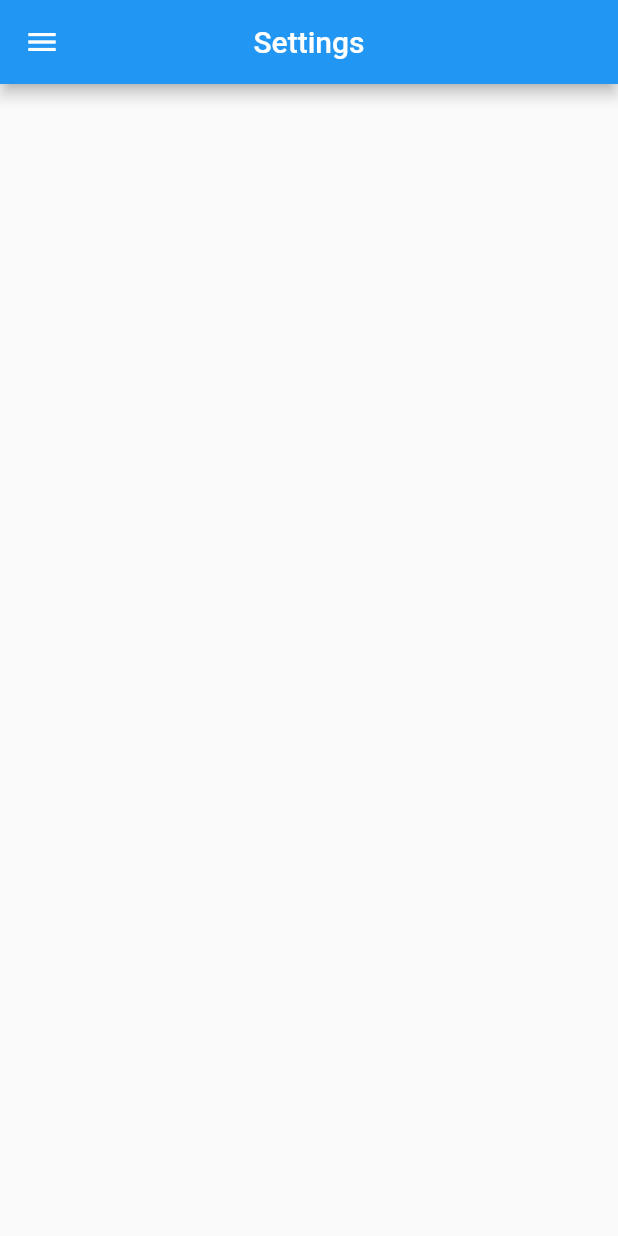
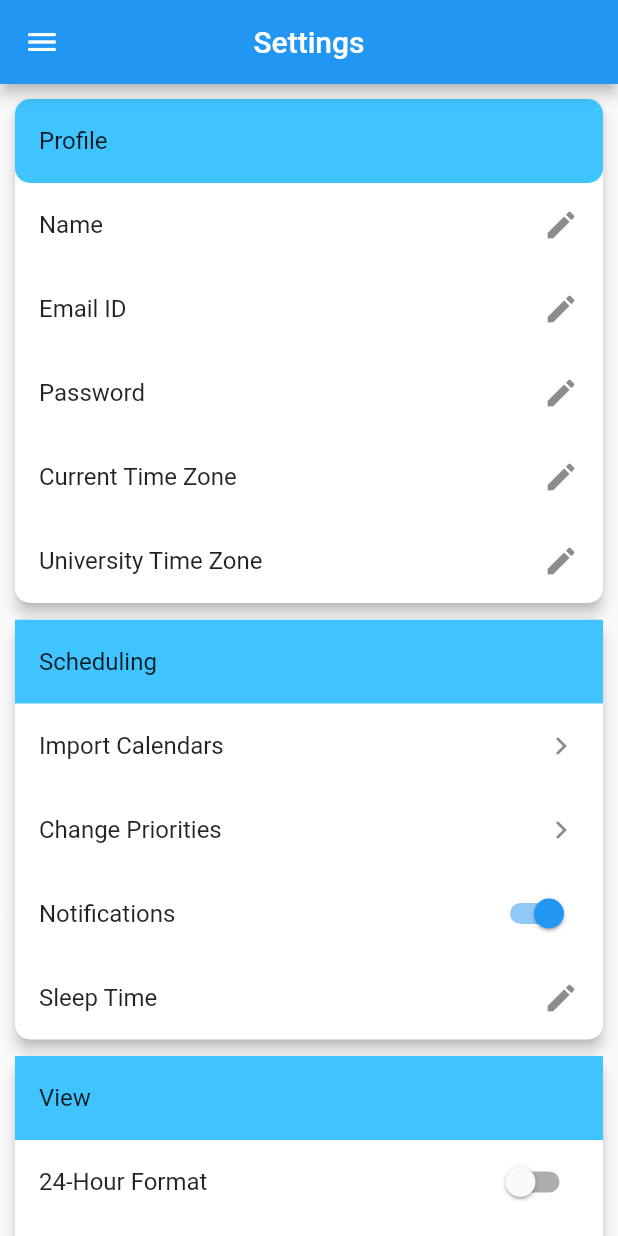
Before and after one commit to vardansaini/Scheduler, a Flutter app: the screen it shows after launch, on a phone screen of 412 x 824 dp. Run offline on Flutter 3.47's test engine with Material 2 defaults, Android fonts, the phone set to English and light mode, and no system bars; our stand-ins replace cloud_firestore, firebase_auth, googleapis_auth, syncfusion_flutter_calendar, table_calendar; missing offline and left inert: dart:html, googleapis; accounts and stored records are empty.

Commit message:
Completed initial version of settings_page

```diff
--- a/frontend/lib/settings_page.dart
+++ b/frontend/lib/settings_page.dart
@@ -20,6 +20,131 @@ class _SettingsPageState extends State<SettingsPage> {
           }
         )
       ),
+      body: SingleChildScrollView(
+        child: Column(
+          children: <Widget>[
+            Card(
+                elevation: 4.0,
+                margin: const EdgeInsets.fromLTRB(10.0, 10.0, 10.0, 1.0),
+                shape: RoundedRectangleBorder(borderRadius: BorderRadius.circular(10.0)),
+             child: Column(
+               children: <Widget>[
+                 ListTile(
+                   title: Text("Profile"),
+                   tileColor: Colors.lightBlueAccent,
+                   shape: RoundedRectangleBorder(borderRadius: BorderRadius.circular(10.0)),
+                 ),
+                 ListTile(
+                   title: Text("Name"),
+                   trailing: Icon(Icons.edit),
+                    onTap: (){
+                  //Open edit name
+                  },
+              ),
+              ListTile(
+                title: Text("Email ID"),
+                trailing: Icon(Icons.edit),
+                onTap: (){
+                  //Open edit email ID
+                },
+              ),
+              ListTile(
+                title: Text("Password"),
+                trailing: Icon(Icons.edit),
+                onTap: (){
+                  //Open edit Password
+                },
+              ),
+              ListTile(
+                title: Text("Current Time Zone"),
+                trailing: Icon(Icons.edit),
+                onTap: (){
+                  //Open edit Current Time Zone
+                },
+              ),
+              ListTile(
+                title: Text("University Time Zone"),
+                trailing: Icon(Icons.edit),
+                onTap: (){
+                  //Open edit University Time Zone
+                },
+              ),
+
+          ]
+             )
+      ),
+            Card(
+              elevation: 4.0,
+              margin: const EdgeInsets.fromLTRB(10.0, 10.0, 10.0, 1.0),
+              shape: RoundedRectangleBorder(borderRadius: BorderRadius.circular(10.0)),
+              child: Column(
+                  children: <Widget>[
+                    ListTile(
+                        title: Text("Scheduling"),
+                        tileColor: Colors.lightBlueAccent,
+                    ),
+                    ListTile(
+                        title: Text("Import Calendars"),
+                        trailing: Icon(Icons.keyboard_arrow_right),
+                        onTap: (){
+                          Navigator.of(context).pushNamed('/import_page');
+                         },
+                    ),
+                    ListTile(
+                      title: Text("Change Priorities"),
+                      trailing: Icon(Icons.keyboard_arrow_right),
+                      onTap: (){
+                        Navigator.of(context).pushNamed('/priorities_page');
+                      },
+                    ),
+
+                    SwitchListTile(
+                      title: Text("Notifications"),
+                      activeColor: Colors.blue,
+                      value: true,
+                      onChanged: (val){}
+                    ),
+                    ListTile(
+                      title: Text("Sleep Time"),
+                      //To Do: display set sleep time
+                      trailing: Icon(Icons.edit),
+                      onTap: () {
+                        // edit sleep time option
+                      },
+                    ),
+            ]
+              )
+            ),
+          Card(
+              elevation: 4.0,
+              margin: const EdgeInsets.fromLTRB(10.0, 10.0, 10.0, 1.0),
+              shape: RoundedRectangleBorder(borderRadius: BorderRadius.circular(10.0)),
+            child: Column(
+              children: <Widget>[
+                ListTile(
+                  title: Text("View"),
+                  tileColor: Colors.lightBlueAccent,
+                ),
+                SwitchListTile(
+                  value: false,
+                  onChanged: (val){
+                    //change to true
+                  },
+                  title: Text("24-Hour Format"),
+                ),
+                SwitchListTile(
+                  value: false,
+                  onChanged: (val){
+                    // To Do: change the value
+                  },
+                  title: Text("Dark-Mode"),
+                )
+    ]
+      )
+      )
+    ]
+                )
+      )
     );
   }
 }
```
